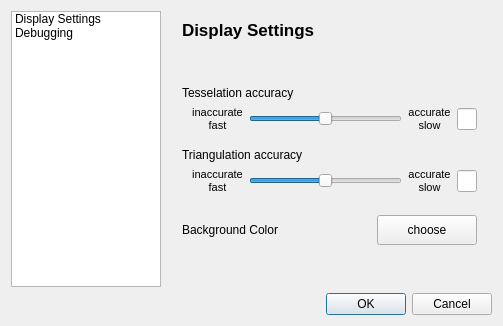
The window that TIGLViewer/src/TIGLViewerSettingsDialog.ui (DLR-SC/tigl) describes before a commit, drawn with Qt 5.
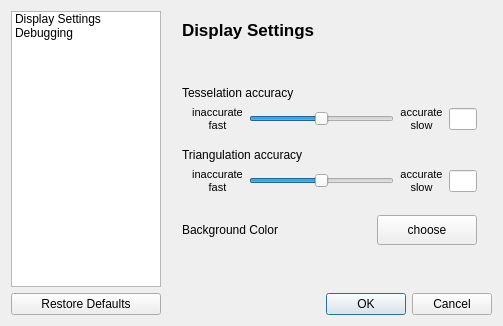
The same window after the commit. Icons and pictures are not drawn.

Commit message:
Some work to settings dialog
Added button to restore default values. Also
made some tweaks for new dark theme.

What changed in the file:
```diff
--- a/TIGLViewer/src/TIGLViewerSettingsDialog.ui
+++ b/TIGLViewer/src/TIGLViewerSettingsDialog.ui
@@ -9,8 +9,8 @@
    <rect>
     <x>0</x>
     <y>0</y>
-    <width>407</width>
-    <height>286</height>
+    <width>465</width>
+    <height>310</height>
    </rect>
   </property>
   <property name="windowTitle">
@@ -185,7 +185,7 @@
            </property>
            <property name="maximumSize">
             <size>
-             <width>20</width>
+             <width>28</width>
              <height>16777215</height>
             </size>
            </property>
@@ -284,6 +284,12 @@
          </item>
          <item>
           <widget class="QLineEdit" name="trianAccuEdit">
+           <property name="sizePolicy">
+            <sizepolicy hsizetype="Expanding" vsizetype="Fixed">
+             <horstretch>0</horstretch>
+             <verstretch>0</verstretch>
+            </sizepolicy>
+           </property>
            <property name="minimumSize">
             <size>
              <width>20</width>
@@ -292,7 +298,7 @@
            </property>
            <property name="maximumSize">
             <size>
-             <width>20</width>
+             <width>28</width>
              <height>16777215</height>
             </size>
            </property>
@@ -614,6 +620,13 @@
      </property>
     </widget>
    </item>
+   <item row="1" column="0">
+    <widget class="QPushButton" name="btnRestoreDefaults">
+     <property name="text">
+      <string>Restore Defaults</string>
+     </property>
+    </widget>
+   </item>
   </layout>
  </widget>
  <resources>
```
The commit also changes 4 other files.
